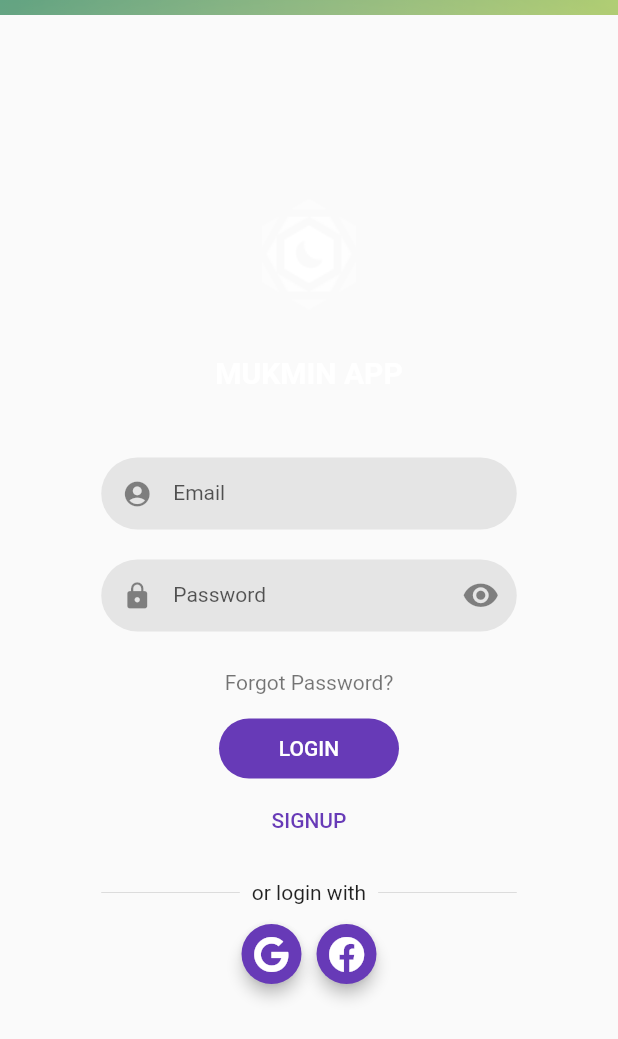
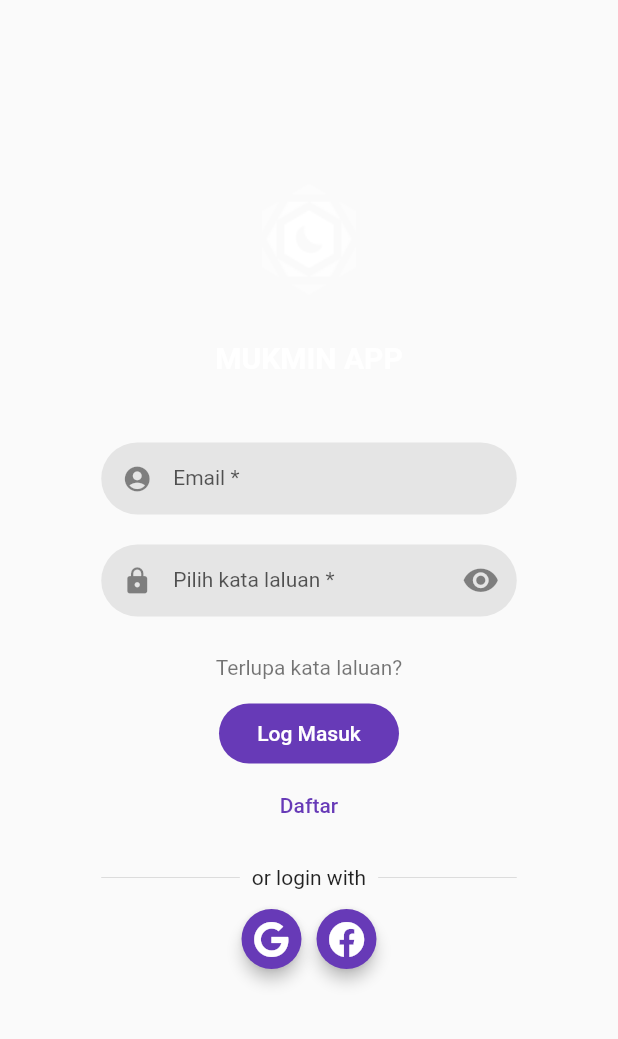
Before and after one commit to Abhishekkathiriya115/Login_Animation_code, a Flutter app: the screen it shows after launch, on a phone screen of 412 x 824 dp. Shown: the top 1039 px of the screen. Run offline on Flutter 3.47's test engine with Material 2 defaults, Android fonts, the phone set to English and light mode, and no system bars; drawn by our look-alikes of flutter_login; our stand-ins replace flutter_svg, font_awesome_flutter, shared_preferences; missing offline and left inert: giphy_picker.

Commit message:
animation done

```diff
--- a/lib/ui/screens/login/login_screen.dart
+++ b/lib/ui/screens/login/login_screen.dart
@@ -3,7 +3,6 @@ import 'package:flutter/scheduler.dart';
 import 'package:flutter_login/flutter_login.dart';
 import 'package:font_awesome_flutter/font_awesome_flutter.dart';
 import 'package:mukminapp/ui/screens/home/home_screen.dart';
-import 'package:mukminapp/ui/screens/signup_screen.dart';
 import 'package:mukminapp/ui/utils/styles.dart';
 import 'package:mukminapp/ui/widgets/background.dart';
 import 'widgets/custom_route.dart';
@@ -26,11 +25,15 @@ class _LoginScreenState extends State<LoginScreen> {
       color: Styles.backGroundColor,
       child: BackGround(
         child: Scaffold(
-          appBar: AppBar(
-              toolbarHeight: 10.0,
-              automaticallyImplyLeading: false,
-              backgroundColor: Colors.transparent,
-              elevation: 0.0),
+          // appBar: AppBar(
+          //     toolbarHeight: 10.0,
+          //     automaticallyImplyLeading: false,
+          //     backgroundColor: Colors.transparent,
+          //     elevation: 0.0),   // appBar: AppBar(
+          //     toolbarHeight: 10.0,
+          //     automaticallyImplyLeading: false,
+          //     backgroundColor: Colors.transparent,
+          //     elevation: 0.0),
           backgroundColor: Colors.transparent,
           body: FlutterLogin(
             title: 'MUKMIN APP',
@@ -47,10 +50,10 @@ class _LoginScreenState extends State<LoginScreen> {
                 // shape: ContinuousRectangleBorder(
                 //     borderRadius: BorderRadius.circular(100.0)),
               ),
+              accentColor: Colors.transparent,
               buttonTheme: LoginButtonTheme(
                 splashColor: Colors.deepPurple,
                 backgroundColor: Colors.deepPurple,
-                highlightColor: Colors.lightGreen,
                 elevation: 0.0,
                 highlightElevation: 6.0),
 
@@ -112,6 +115,20 @@ class _LoginScreenState extends State<LoginScreen> {
               return _goToHome();
               // Show new password dialog
             },
+            messages: LoginMessages(
+              userHint: 'Email *',
+              passwordHint: 'Pilih kata laluan *',
+              confirmPasswordHint: 'Sahkan kata laluan *',
+              loginButton: 'Log Masuk',
+              signupButton: 'Daftar',
+              forgotPasswordButton: 'Terlupa kata laluan?',
+              recoverPasswordButton: 'HELP ME',
+              goBackButton: 'GO BACK',
+              confirmPasswordError: 'Not match!',
+              recoverPasswordDescription:
+              'Lorem Ipsum is simply dummy text of the printing and typesetting industry',
+              recoverPasswordSuccess: 'Password rescued successfully',
+            ),
             showDebugButtons: false,
           ),
         ),
```
